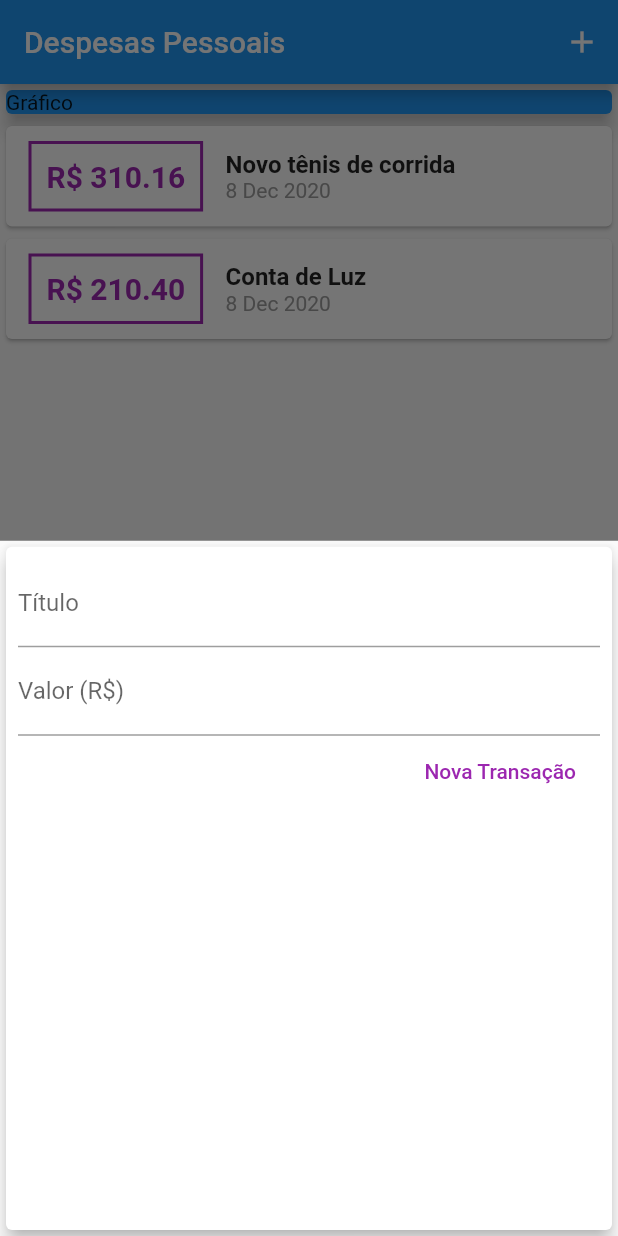
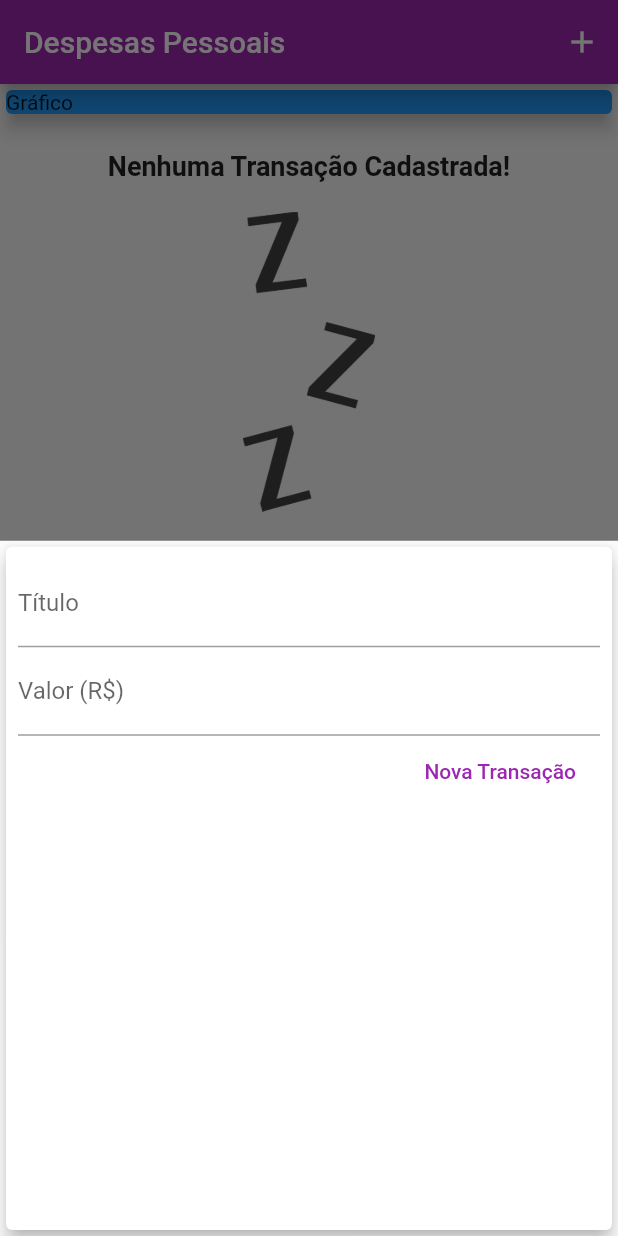
Before and after one commit to andrecostaa/expenses-flutter, a Flutter app: the screen it shows after launch, after a tap on the "add" icon, on a phone screen of 412 x 824 dp. Run offline on Flutter 3.47's test engine with Material 2 defaults, Android fonts, the phone set to English and light mode, and no system bars.

Commit message:
- Inserindo theme padrão do app - Inclusão da imagem a ser apresentada caso não tenha nenhuma transação cadastrada.

```diff
--- a/lib/components/transaction_form.dart
+++ b/lib/components/transaction_form.dart
@@ -53,7 +53,7 @@ class _TransactionFormState extends State<TransactionForm> {
               children: [
                 FlatButton(
                   child: Text('Nova Transação'),
-                  textColor: Colors.purple,
+                  textColor: Theme.of(context).primaryColor,
                   onPressed: () => _submitForm(),
                 ),
               ],
--- a/lib/components/transaction_list.dart
+++ b/lib/components/transaction_list.dart
@@ -12,7 +12,25 @@ class TransactionList extends StatelessWidget {
   Widget build(BuildContext context) {
     return Container(
       height: 300,
-      child: ListView.builder(
+      child: transactions.isEmpty
+          ? Column(
+              children: [
+                SizedBox(height: 20),
+                Text(
+                  'Nenhuma Transação Cadastrada!',
+                  style: TextStyle(fontSize: 18, fontWeight: FontWeight.bold),
+                ),
+                SizedBox(height: 20),
+                Container(
+                  height: 200,
+                  child: Image.asset(
+                    'assets/images/waiting.png',
+                    fit: BoxFit.cover,
+                  ),
+                ),
+              ],
+            )
+          : ListView.builder(
               itemCount: transactions.length,
               itemBuilder: (ctx, index) {
                 final tr = transactions[index];
@@ -26,7 +44,7 @@ class TransactionList extends StatelessWidget {
                         ),
                         decoration: BoxDecoration(
                           border: Border.all(
-                      color: Colors.purple,
+                            color: Theme.of(context).primaryColor,
                             width: 2,
                           ),
                         ),
@@ -36,7 +54,7 @@ class TransactionList extends StatelessWidget {
                           style: TextStyle(
                             fontWeight: FontWeight.bold,
                             fontSize: 20,
-                      color: Colors.purple,
+                            color: Theme.of(context).primaryColor,
                           ),
                         ),
                       ),
--- a/lib/main.dart
+++ b/lib/main.dart
@@ -12,6 +12,10 @@ class ExpensesApp extends StatelessWidget {
   Widget build(BuildContext context) {
     return MaterialApp(
       home: MyHomePage(),
+      theme: ThemeData(
+        primarySwatch: Colors.purple,
+        accentColor: Colors.amber,
+      ),
     );
   }
 }
@@ -22,19 +26,19 @@ class MyHomePage extends StatefulWidget {
 }
 
 class _MyHomePageState extends State<MyHomePage> {
-  final _transactions = [
-    Transaction(
-      id: 't1',
-      title: 'Novo tênis de corrida',
-      value: 310.16,
-      date: DateTime.now(),
-    ),
-    Transaction(
-      id: 't2',
-      title: 'Conta de Luz',
-      value: 210.40,
-      date: DateTime.now(),
-    ),
+  final List<Transaction> _transactions = [
+    // Transaction(
+    //   id: 't1',
+    //   title: 'Novo tênis de corrida',
+    //   value: 310.16,
+    //   date: DateTime.now(),
+    // ),
+    // Transaction(
+    //   id: 't2',
+    //   title: 'Conta de Luz',
+    //   value: 210.40,
+    //   date: DateTime.now(),
+    // ),
   ];
 
   _addTransaction(String title, double value) {
--- a/pubspec.yaml
+++ b/pubspec.yaml
@@ -46,8 +46,8 @@ flutter:
   uses-material-design: true
 
   # To add assets to your application, add an assets section, like this:
-  # assets:
-  #   - images/a_dot_burr.jpeg
+  assets:
+    - assets/images/waiting.png
   #   - images/a_dot_ham.jpeg
 
   # An image asset can refer to one or more resolution-specific "variants", see
```
Also changed, not shown: assets/images/waiting.png (added). Lines whose indentation alone changed are shown as unchanged.
